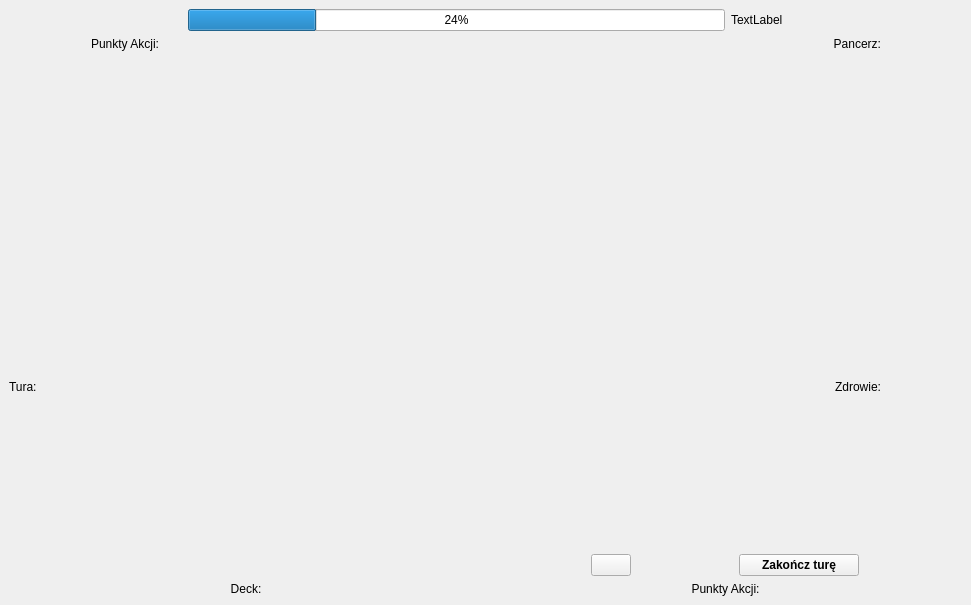
Qt form BossRaid/mainwindow.ui (OlejPalmowy/gra_karciana) before a commit.
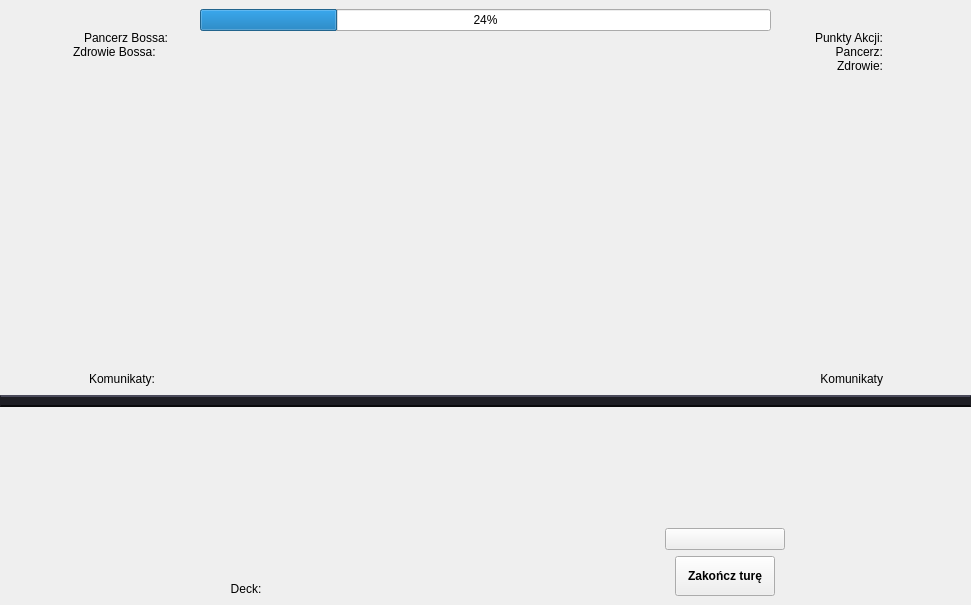
The same form after that commit. Icons and pictures are not drawn.

Diff of the .ui file:
```diff
--- a/BossRaid/mainwindow.ui
+++ b/BossRaid/mainwindow.ui
@@ -31,7 +31,7 @@
     border-image: url(:/assets/arena.png) 0 0 0 0 stretch stretch;
 }</string>
    </property>
-   <layout class="QVBoxLayout" name="verticalLayout" stretch="6,0,3">
+   <layout class="QVBoxLayout" name="verticalLayout" stretch="6,1,3">
     <property name="spacing">
      <number>0</number>
     </property>
@@ -52,8 +52,11 @@
       <layout class="QHBoxLayout" name="horizontalLayout" stretch="0">
        <item>
         <layout class="QVBoxLayout" name="bossLayout" stretch="0,0">
+         <property name="spacing">
+          <number>0</number>
+         </property>
          <item>
-          <layout class="QHBoxLayout" name="pasekZdrowiaBossa" stretch="1,3,0,1">
+          <layout class="QHBoxLayout" name="pasekZdrowiaBossa" stretch="1,3,1">
            <item>
             <spacer name="lewySpacerHp">
              <property name="orientation">
@@ -77,13 +80,6 @@
              </property>
             </widget>
            </item>
-           <item>
-            <widget class="QLabel" name="labelBossPancerz">
-             <property name="text">
-              <string>TextLabel</string>
-             </property>
-            </widget>
-           </item>
            <item>
             <spacer name="prawySpacerHp">
              <property name="orientation">
@@ -104,9 +100,9 @@
            <item>
             <layout class="QVBoxLayout" name="pktAkcjiTura">
              <item>
-              <layout class="QHBoxLayout" name="punktyAkcji">
+              <layout class="QHBoxLayout" name="bossArmor">
                <item>
-                <widget class="QLabel" name="apIcon">
+                <widget class="QLabel" name="bossArmorIcon">
                  <property name="text">
                   <string/>
                  </property>
@@ -119,9 +115,39 @@
                 </widget>
                </item>
                <item>
-                <widget class="QLabel" name="apText">
+                <widget class="QLabel" name="bossArmorText">
                  <property name="text">
-                  <string>Punkty Akcji:</string>
+                  <string>Pancerz Bossa:</string>
+                 </property>
+                </widget>
+               </item>
+              </layout>
+             </item>
+             <item>
+              <layout class="QHBoxLayout" name="bossHp">
+               <item>
+                <widget class="QLabel" name="bossHpIcon">
+                 <property name="maximumSize">
+                  <size>
+                   <width>64</width>
+                   <height>64</height>
+                  </size>
+                 </property>
+                 <property name="text">
+                  <string/>
+                 </property>
+                 <property name="pixmap">
+                  <pixmap resource="assets.qrc">:/assets/serceBoss.png</pixmap>
+                 </property>
+                 <property name="alignment">
+                  <set>Qt::AlignmentFlag::AlignLeading|Qt::AlignmentFlag::AlignLeft|Qt::AlignmentFlag::AlignVCenter</set>
+                 </property>
+                </widget>
+               </item>
+               <item>
+                <widget class="QLabel" name="bossHpText">
+                 <property name="text">
+                  <string>Zdrowie Bossa:</string>
                  </property>
                 </widget>
                </item>
@@ -141,7 +167,9 @@
               </spacer>
              </item>
              <item>
-              <widget class="QLabel" name="turnIcon">
+              <layout class="QHBoxLayout" name="bossIconText">
+               <item>
+                <widget class="QLabel" name="bossIcon">
                <property name="text">
                 <string/>
                </property>
@@ -154,11 +182,9 @@
               </widget>
              </item>
              <item>
-              <layout class="QHBoxLayout" name="tura">
-               <item>
-                <widget class="QLabel" name="labelKomunikaty">
+                <widget class="QLabel" name="bossText">
                  <property name="text">
-                  <string>Tura:</string>
+                  <string>Komunikaty:</string>
                  </property>
                 </widget>
                </item>
@@ -166,7 +192,7 @@
              </item>
             </layout>
            </item>
-           <item>
+           <item alignment="Qt::AlignmentFlag::AlignHCenter">
             <widget class="QLabel" name="bossSprite">
              <property name="minimumSize">
               <size>
@@ -195,7 +221,34 @@
             </widget>
            </item>
            <item>
-            <layout class="QVBoxLayout" name="pancerzZdrowie">
+            <layout class="QVBoxLayout" name="playerStats">
+             <item>
+              <layout class="QHBoxLayout" name="punktyAkcji">
+               <item>
+                <widget class="QLabel" name="apText">
+                 <property name="text">
+                  <string>Punkty Akcji:</string>
+                 </property>
+                 <property name="alignment">
+                  <set>Qt::AlignmentFlag::AlignRight|Qt::AlignmentFlag::AlignTrailing|Qt::AlignmentFlag::AlignVCenter</set>
+                 </property>
+                </widget>
+               </item>
+               <item>
+                <widget class="QLabel" name="apIcon">
+                 <property name="text">
+                  <string/>
+                 </property>
+                 <property name="pixmap">
+                  <pixmap resource="assets.qrc">:/assets/pkt_akcji.png</pixmap>
+                 </property>
+                 <property name="alignment">
+                  <set>Qt::AlignmentFlag::AlignLeading|Qt::AlignmentFlag::AlignLeft|Qt::AlignmentFlag::AlignVCenter</set>
+                 </property>
+                </widget>
+               </item>
+              </layout>
+             </item>
              <item>
               <layout class="QHBoxLayout" name="pancerz">
                <item>
@@ -223,19 +276,6 @@
                </item>
               </layout>
              </item>
-             <item>
-              <spacer name="armorHpSpacer">
-               <property name="orientation">
-                <enum>Qt::Orientation::Vertical</enum>
-               </property>
-               <property name="sizeHint" stdset="0">
-                <size>
-                 <width>20</width>
-                 <height>40</height>
-                </size>
-               </property>
-              </spacer>
-             </item>
              <item>
               <layout class="QHBoxLayout" name="zdrowie">
                <item>
@@ -260,6 +300,46 @@
                </item>
               </layout>
              </item>
+             <item>
+              <spacer name="armorHpSpacer">
+               <property name="orientation">
+                <enum>Qt::Orientation::Vertical</enum>
+               </property>
+               <property name="sizeHint" stdset="0">
+                <size>
+                 <width>20</width>
+                 <height>40</height>
+                </size>
+               </property>
+              </spacer>
+             </item>
+             <item>
+              <layout class="QHBoxLayout" name="knightIconText">
+               <item>
+                <widget class="QLabel" name="labelKomunikaty">
+                 <property name="text">
+                  <string>Komunikaty</string>
+                 </property>
+                 <property name="alignment">
+                  <set>Qt::AlignmentFlag::AlignRight|Qt::AlignmentFlag::AlignTrailing|Qt::AlignmentFlag::AlignVCenter</set>
+                 </property>
+                </widget>
+               </item>
+               <item>
+                <widget class="QLabel" name="knightIcon">
+                 <property name="text">
+                  <string/>
+                 </property>
+                 <property name="pixmap">
+                  <pixmap resource="assets.qrc">:/assets/avatar.png</pixmap>
+                 </property>
+                 <property name="alignment">
+                  <set>Qt::AlignmentFlag::AlignRight|Qt::AlignmentFlag::AlignTrailing|Qt::AlignmentFlag::AlignVCenter</set>
+                 </property>
+                </widget>
+               </item>
+              </layout>
+             </item>
             </layout>
            </item>
           </layout>
@@ -355,16 +435,23 @@
              </property>
             </spacer>
            </item>
-           <item>
-            <layout class="QHBoxLayout" name="endTurnButtonIcon">
-             <item>
+           <item alignment="Qt::AlignmentFlag::AlignHCenter|Qt::AlignmentFlag::AlignVCenter">
               <widget class="QPushButton" name="btnZagraj">
+             <property name="minimumSize">
+              <size>
+               <width>120</width>
+               <height>0</height>
+              </size>
+             </property>
                <property name="maximumSize">
                 <size>
-                 <width>40</width>
+               <width>120</width>
                  <height>16777215</height>
                 </size>
                </property>
+             <property name="layoutDirection">
+              <enum>Qt::LayoutDirection::LeftToRight</enum>
+             </property>
                <property name="text">
                 <string/>
                </property>
@@ -380,8 +467,14 @@
                </property>
               </widget>
              </item>
-             <item>
+           <item alignment="Qt::AlignmentFlag::AlignHCenter">
               <widget class="QPushButton" name="endTurnButton">
+             <property name="minimumSize">
+              <size>
+               <width>100</width>
+               <height>40</height>
+              </size>
+             </property>
                <property name="maximumSize">
                 <size>
                  <width>120</width>
@@ -406,17 +499,8 @@
                </property>
               </widget>
              </item>
-            </layout>
-           </item>
            <item>
-            <widget class="QLabel" name="apText2">
-             <property name="text">
-              <string>Punkty Akcji:</string>
-             </property>
-             <property name="alignment">
-              <set>Qt::AlignmentFlag::AlignCenter</set>
-             </property>
-            </widget>
+            <layout class="QVBoxLayout" name="verticalLayout_3"/>
            </item>
           </layout>
          </item>
```
Left out of the diff: 7 changed lines with no effect on the pictures. Lines whose indentation alone changed are shown as unchanged.
